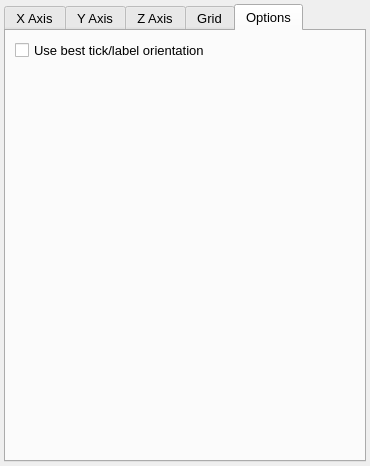
This is src/gui/axes.ui in trisyoungs/uchroma as Qt 5 draws it before an edit. The edited form follows.
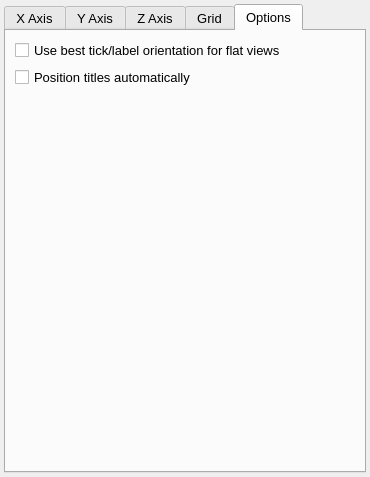
This is the edited form. The open tabs and pages were chosen to show the change. Icons and pictures are not drawn. Custom widgets are drawn as their Qt base class.

What changed in the file:
```diff
--- a/src/gui/axes.ui
+++ b/src/gui/axes.ui
@@ -4159,7 +4159,14 @@
        <item>
         <widget class="QCheckBox" name="UseBestViewCheck">
          <property name="text">
-          <string>Use best tick/label orientation</string>
+          <string>Use best tick/label orientation for flat views</string>
+         </property>
+        </widget>
+       </item>
+       <item>
+        <widget class="QCheckBox" name="AutoPositionTitlesCheck">
+         <property name="text">
+          <string>Position titles automatically</string>
          </property>
         </widget>
        </item>
```
Left out of the diff: 2 changed lines with no effect on the pictures.
